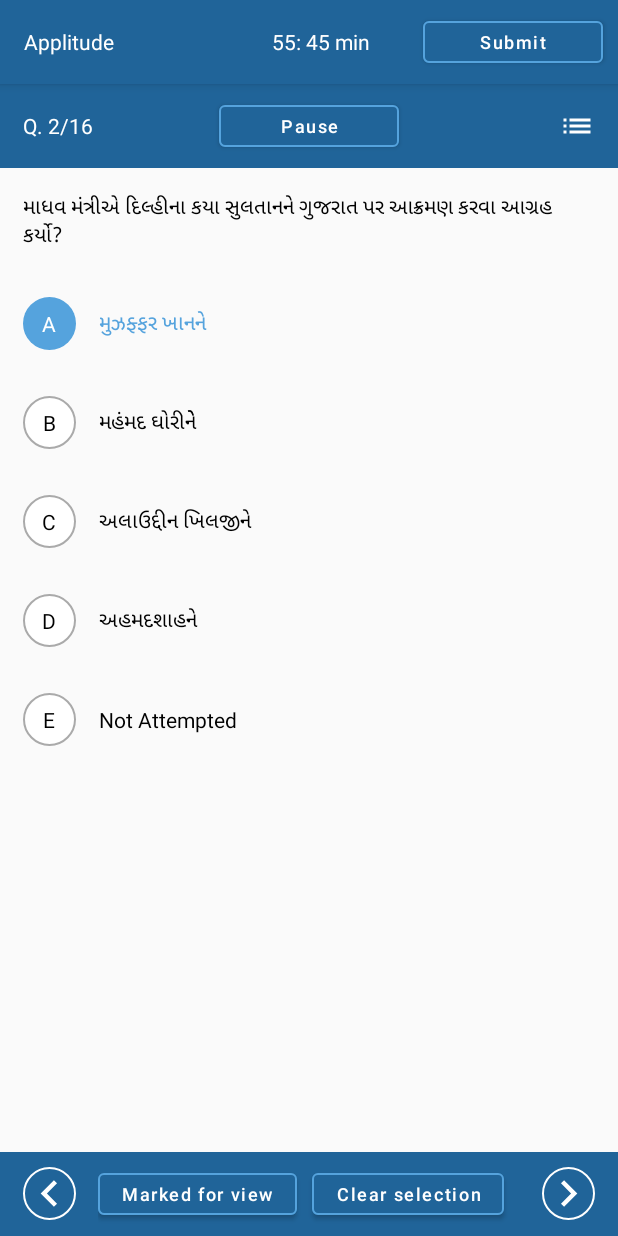
After one commit to siddhantdrk/Quickexamprep, an Android app: the TestScreenActivity screen opened directly, with no data from a screen before it, on a phone screen of 412 x 824 dp. The commit adds this screen. Run offline under Robolectric (Android 15) with nearby library versions, the phone set to English and light mode, and no system bars.

Commit message:
Test list UI.  done

```diff
--- a/app/src/main/AndroidManifest.xml
+++ b/app/src/main/AndroidManifest.xml
@@ -9,6 +9,9 @@
         android:roundIcon="@mipmap/ic_launcher_round"
         android:supportsRtl="true"
         android:theme="@style/Theme.Quickexamprep">
+        <activity android:name=".TestScreenActivity">
+
+        </activity>
         <activity android:name=".TestList">
             <intent-filter>
                 <action android:name="android.intent.action.MAIN" />
--- /dev/null
+++ b/app/src/main/java/com/design/quickexamprep/TestScreenActivity.java
@@ -0,0 +1,14 @@
+package com.design.quickexamprep;
+
+import androidx.appcompat.app.AppCompatActivity;
+
+import android.os.Bundle;
+
+public class TestScreenActivity extends AppCompatActivity {
+
+    @Override
+    protected void onCreate(Bundle savedInstanceState) {
+        super.onCreate(savedInstanceState);
+        setContentView(R.layout.activity_test_screen);
+    }
+}
--- /dev/null
+++ b/app/src/main/res/drawable/cicrlewithoutline.xml
@@ -0,0 +1,14 @@
+<?xml version="1.0" encoding="utf-8"?>
+<shape xmlns:android="http://schemas.android.com/apk/res/android"
+    android:shape="oval">
+
+    <size
+        android:width="120dp"
+        android:height="120dp" />
+
+    <solid android:color="#fff" />
+
+    <stroke
+        android:width="1dp"
+        android:color="@android:color/darker_gray" />
+</shape>
--- /dev/null
+++ b/app/src/main/res/drawable/circle.xml
@@ -0,0 +1,12 @@
+<?xml version="1.0" encoding="utf-8"?>
+<shape
+    xmlns:android="http://schemas.android.com/apk/res/android"
+    android:shape="oval">
+
+    <solid
+        android:color="#666666"/>
+
+    <size
+        android:width="120dp"
+        android:height="120dp"/>
+</shape>
--- /dev/null
+++ b/app/src/main/res/drawable/ic_baseline_bookmark_24.xml
@@ -0,0 +1,5 @@
+<vector android:height="24dp" android:tint="#F84F52"
+    android:viewportHeight="24" android:viewportWidth="24"
+    android:width="24dp" xmlns:android="http://schemas.android.com/apk/res/android">
+    <path android:fillColor="@android:color/white" android:pathData="M17,3H7c-1.1,0 -1.99,0.9 -1.99,2L5,21l7,-3 7,3V5c0,-1.1 -0.9,-2 -2,-2z"/>
+</vector>
--- /dev/null
+++ b/app/src/main/res/drawable/ic_baseline_navigate_before_24.xml
@@ -0,0 +1,5 @@
+<vector android:height="24dp" android:tint="#FFFFFF"
+    android:viewportHeight="24" android:viewportWidth="24"
+    android:width="24dp" xmlns:android="http://schemas.android.com/apk/res/android">
+    <path android:fillColor="@android:color/white" android:pathData="M15.41,7.41L14,6l-6,6 6,6 1.41,-1.41L10.83,12z"/>
+</vector>
--- /dev/null
+++ b/app/src/main/res/drawable/ic_baseline_toc.xml
@@ -0,0 +1,5 @@
+<vector android:height="24dp" android:tint="#FFFFFF"
+    android:viewportHeight="24" android:viewportWidth="24"
+    android:width="24dp" xmlns:android="http://schemas.android.com/apk/res/android">
+    <path android:fillColor="@android:color/white" android:pathData="M3,9h14L17,7L3,7v2zM3,13h14v-2L3,11v2zM3,17h14v-2L3,15v2zM19,17h2v-2h-2v2zM19,7v2h2L21,7h-2zM19,13h2v-2h-2v2z"/>
+</vector>
--- /dev/null
+++ b/app/src/main/res/drawable/white_strog_bg.xml
@@ -0,0 +1,12 @@
+<?xml version="1.0" encoding="utf-8"?>
+<shape xmlns:android="http://schemas.android.com/apk/res/android"
+    android:shape="oval">
+
+    <size
+        android:width="120dp"
+        android:height="120dp" />
+
+    <stroke
+        android:width="1dp"
+        android:color="@android:color/white" />
+</shape>
--- /dev/null
+++ b/app/src/main/res/layout/activity_test_screen.xml
@@ -0,0 +1,296 @@
+<?xml version="1.0" encoding="utf-8"?>
+<RelativeLayout xmlns:android="http://schemas.android.com/apk/res/android"
+    xmlns:app="http://schemas.android.com/apk/res-auto"
+    xmlns:tools="http://schemas.android.com/tools"
+    android:layout_width="match_parent"
+    android:layout_height="match_parent"
+    tools:context=".TestScreenActivity">
+
+    <LinearLayout
+        android:id="@+id/ll_option1"
+        android:layout_width="match_parent"
+        android:layout_height="wrap_content"
+        android:layout_below="@+id/tv_question_name"
+        android:gravity="center"
+        android:padding="@dimen/dp_15">
+
+        <TextView
+            android:layout_width="35dp"
+            android:layout_height="35dp"
+            android:background="@drawable/circle"
+            android:backgroundTint="@color/faint_primary_color"
+            android:gravity="center"
+            android:text="A"
+            android:textColor="@color/white" />
+
+        <TextView
+            android:id="@+id/tv_option1"
+            android:layout_width="match_parent"
+            android:layout_height="wrap_content"
+            android:paddingLeft="@dimen/dp_15"
+            android:text="મુઝફ્ફર ખાનને"
+            android:textColor="@color/faint_primary_color" />
+
+    </LinearLayout>
+
+    <LinearLayout
+        android:id="@+id/ll_option2"
+        android:layout_width="match_parent"
+        android:layout_height="wrap_content"
+        android:layout_below="@+id/ll_option1"
+        android:gravity="center"
+        android:padding="@dimen/dp_15">
+
+        <TextView
+            android:layout_width="35dp"
+            android:layout_height="35dp"
+            android:background="@drawable/cicrlewithoutline"
+            android:gravity="center"
+            android:text="B"
+            android:textColor="@color/black" />
+
+        <TextView
+            android:layout_width="match_parent"
+            android:layout_height="wrap_content"
+            android:paddingLeft="@dimen/dp_15"
+            android:text="મહંમદ ઘોરીનેે"
+            android:textColor="@color/black" />
+
+    </LinearLayout>
+
+    <LinearLayout
+        android:id="@+id/ll_option3"
+        android:layout_width="match_parent"
+        android:layout_height="wrap_content"
+        android:layout_below="@+id/ll_option2"
+        android:gravity="center"
+        android:padding="@dimen/dp_15">
+
+        <TextView
+            android:layout_width="35dp"
+            android:layout_height="35dp"
+            android:background="@drawable/cicrlewithoutline"
+            android:gravity="center"
+            android:text="C"
+            android:textColor="@color/black" />
+
+        <TextView
+            android:layout_width="match_parent"
+            android:layout_height="wrap_content"
+            android:paddingLeft="@dimen/dp_15"
+            android:text="અલાઉદ્દીન ખિલજીને"
+            android:textColor="@color/black" />
+
+    </LinearLayout>
+
+    <LinearLayout
+        android:id="@+id/ll_option4"
+        android:layout_width="match_parent"
+        android:layout_height="wrap_content"
+        android:layout_below="@+id/ll_option3"
+        android:gravity="center"
+        android:padding="@dimen/dp_15">
+
+        <TextView
+            android:layout_width="35dp"
+            android:layout_height="35dp"
+            android:background="@drawable/cicrlewithoutline"
+            android:gravity="center"
+            android:text="D"
+            android:textColor="@color/black" />
+
+        <TextView
+            android:layout_width="match_parent"
+            android:layout_height="wrap_content"
+            android:paddingLeft="@dimen/dp_15"
+            android:text="અહમદશાહને"
+            android:textColor="@color/black" />
+
+    </LinearLayout>
+
+    <LinearLayout
+        android:id="@+id/ll_option5"
+        android:layout_width="match_parent"
+        android:layout_height="wrap_content"
+        android:layout_below="@+id/ll_option4"
+        android:gravity="center"
+        android:padding="@dimen/dp_15">
+
+        <TextView
+            android:layout_width="35dp"
+            android:layout_height="35dp"
+            android:background="@drawable/cicrlewithoutline"
+            android:gravity="center"
+            android:text="E"
+            android:textColor="@color/black" />
+
+        <TextView
+            android:layout_width="match_parent"
+            android:layout_height="wrap_content"
+            android:paddingLeft="@dimen/dp_15"
+            android:text="Not Attempted"
+            android:textColor="@color/black" />
+
+    </LinearLayout>
+
+    <RelativeLayout
+        android:id="@+id/rl_test_screen"
+        android:layout_width="match_parent"
+        android:layout_height="?attr/actionBarSize"
+        android:layout_below="@id/appbar_testscreen"
+        android:background="@color/primary_color">
+
+        <ImageView
+            android:layout_width="wrap_content"
+            android:layout_height="wrap_content"
+            android:layout_alignParentEnd="true"
+            android:layout_alignParentRight="true"
+            android:layout_centerVertical="true"
+            android:rotation="180"
+            android:layout_marginRight="@dimen/dp_15"
+            android:src="@drawable/ic_baseline_toc" />
+
+        <TextView
+            android:layout_width="wrap_content"
+            android:layout_height="wrap_content"
+            android:layout_centerVertical="true"
+            android:layout_marginLeft="@dimen/dp_15"
+            android:text="Q. 2/16"
+            android:textColor="@color/white" />
+
+        <com.google.android.material.button.MaterialButton
+            android:layout_width="120dp"
+            android:layout_height="40dp"
+            android:layout_centerInParent="true"
+            android:layout_marginEnd="@dimen/dp_10"
+            android:layout_marginRight="@dimen/dp_10"
+            android:gravity="center"
+            android:text="@string/pause"
+            android:textAllCaps="false"
+            android:textColor="@color/white"
+            android:textSize="12sp"
+            app:strokeColor="@color/faint_primary_color"
+            app:strokeWidth="1dp" />
+
+    </RelativeLayout>
+
+    <TextView
+        android:id="@+id/tv_question_name"
+        android:layout_width="match_parent"
+        android:layout_height="wrap_content"
+        android:layout_below="@+id/rl_test_screen"
+        android:padding="@dimen/dp_15"
+        android:text="માધવ મંત્રીએ દિલ્હીના કયા સુલતાનને ગુજરાત પર આક્રમણ કરવા આગ્રહ કર્યો?"
+        android:textColor="@color/black" />
+
+    <com.google.android.material.appbar.AppBarLayout
+        android:id="@+id/appbar_testscreen"
+        android:layout_width="match_parent"
+        android:layout_height="wrap_content">
+
+        <androidx.appcompat.widget.Toolbar
+            android:id="@+id/toolbar_testscreen"
+            android:layout_width="match_parent"
+            android:layout_height="?attr/actionBarSize">
+
+            <RelativeLayout
+                android:layout_width="match_parent"
+                android:layout_height="wrap_content">
+
+                <TextView
+                    android:layout_width="wrap_content"
+                    android:layout_height="wrap_content"
+                    android:layout_centerVertical="true"
+                    android:text="Applitude"
+                    android:textColor="@color/white" />
+
+                <TextView
+                    android:layout_width="wrap_content"
+                    android:layout_height="wrap_content"
+                    android:layout_centerInParent="true"
+                    android:gravity="center"
+                    android:text="55: 45 min"
+                    android:textColor="@color/white" />
+
+                <com.google.android.material.button.MaterialButton
+                    android:layout_width="120dp"
+                    android:layout_height="40dp"
+                    android:layout_alignParentEnd="true"
+                    android:layout_alignParentRight="true"
+                    android:layout_centerVertical="true"
+                    android:layout_marginEnd="@dimen/dp_10"
+                    android:layout_marginRight="@dimen/dp_10"
+                    android:gravity="center"
+                    android:text="@string/submit"
+                    android:textAllCaps="false"
+                    android:textColor="@color/white"
+                    android:textSize="12sp"
+                    app:strokeColor="@color/faint_primary_color"
+                    app:strokeWidth="1dp" />
+            </RelativeLayout>
+        </androidx.appcompat.widget.Toolbar>
+
+    </com.google.android.material.appbar.AppBarLayout>
+
+    <RelativeLayout
+        android:layout_alignParentBottom="true"
+        android:layout_width="match_parent"
+        android:layout_height="?attr/actionBarSize"
+        android:background="@color/primary_color">
+
+        <ImageView
+            android:layout_width="35dp"
+            android:layout_height="35dp"
+            android:layout_centerVertical="true"
+            android:layout_marginRight="@dimen/dp_15"
+            android:layout_alignParentRight="true"
+            android:rotation="180"
+            android:src="@drawable/ic_baseline_navigate_before_24"
+            android:background="@drawable/white_strog_bg"
+            android:textColor="@color/white"
+            android:layout_marginEnd="@dimen/dp_15"
+            android:layout_alignParentEnd="true" />
+
+        <ImageView
+            android:layout_width="35dp"
+            android:layout_height="35dp"
+            android:layout_centerVertical="true"
+            android:layout_marginLeft="@dimen/dp_15"
+            android:src="@drawable/ic_baseline_navigate_before_24"
+            android:background="@drawable/white_strog_bg"
+            android:textColor="@color/white"
+            android:layout_marginStart="@dimen/dp_15" />
+<LinearLayout
+    android:layout_centerInParent="true"
+    android:layout_width="wrap_content"
+    android:layout_height="wrap_content">
+        <com.google.android.material.button.MaterialButton
+            android:layout_width="wrap_content"
+            android:layout_height="40dp"
+            android:layout_marginEnd="@dimen/dp_10"
+            android:layout_marginRight="@dimen/dp_10"
+            android:gravity="center"
+            android:text="@string/marked_for_view"
+            android:textAllCaps="false"
+            android:textColor="@color/white"
+            android:textSize="12sp"
+            app:strokeColor="@color/faint_primary_color"
+            app:strokeWidth="1dp" />
+
+        <com.google.android.material.button.MaterialButton
+            android:layout_width="wrap_content"
+            android:layout_height="40dp"
+            android:layout_marginEnd="@dimen/dp_10"
+            android:layout_marginRight="@dimen/dp_10"
+            android:gravity="center"
+            android:text="@string/clear_selection"
+            android:textAllCaps="false"
+            android:textColor="@color/white"
+            android:textSize="12sp"
+            app:strokeColor="@color/faint_primary_color"
+            app:strokeWidth="1dp" />
+
+</LinearLayout>
+    </RelativeLayout>
+
+</RelativeLayout>
--- a/app/src/main/res/values/strings.xml
+++ b/app/src/main/res/values/strings.xml
@@ -9,4 +9,13 @@
     <string name="my_packages">My Packages</string>
     <string name="take_test">Take Test</string>
     <string name="buy_now">Buy Now</string>
+    <string name="answered">Answered</string>
+    <string name="not_answered">Not Answered</string>
+    <string name="marked">Marked</string>
+    <string name="not_visited">Not Visited</string>
+    <string name="view_result">View Result</string>
+    <string name="submit">Submit</string>
+    <string name="pause">Pause</string>
+    <string name="marked_for_view">Marked for view</string>
+    <string name="clear_selection">Clear selection</string>
 </resources>
```
Also changed, not shown: app/src/main/java/com/design/quickexamprep/TestList.java (+11 -0 lines), app/src/main/res/layout/exam_completion_popup.xml (added, +159 -0 lines).
